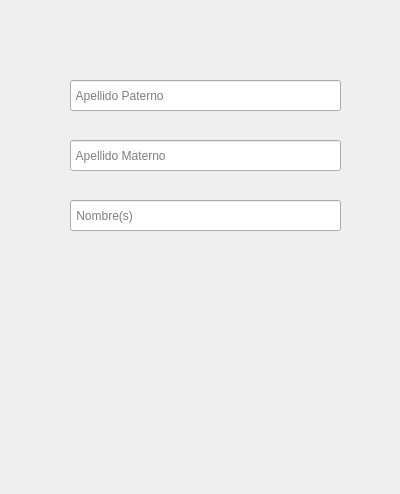
Old version of the form msc_tec_prog_activities/Act_4_1/MSC26_4_1_GARCIA_ALBERTO/ui/Create_Account_Window.ui in the repository B33THO/msc2026.
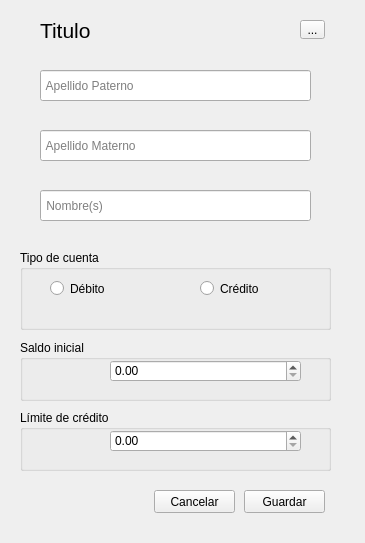
New version of the form. Icons and pictures are not drawn.

Commit message: init account service

What changed in the file:
```diff
--- a/msc_tec_prog_activities/Act_4_1/MSC26_4_1_GARCIA_ALBERTO/ui/Create_Account_Window.ui
+++ b/msc_tec_prog_activities/Act_4_1/MSC26_4_1_GARCIA_ALBERTO/ui/Create_Account_Window.ui
@@ -6,8 +6,8 @@
    <rect>
     <x>0</x>
     <y>0</y>
-    <width>400</width>
-    <height>494</height>
+    <width>365</width>
+    <height>543</height>
    </rect>
   </property>
   <property name="windowTitle">
@@ -16,8 +16,8 @@
   <widget class="QWidget" name="widget" native="true">
    <property name="geometry">
     <rect>
-     <x>50</x>
-     <y>60</y>
+     <x>20</x>
+     <y>50</y>
      <width>311</width>
      <height>181</height>
     </rect>
@@ -62,6 +62,160 @@
     </property>
    </widget>
   </widget>
+  <widget class="QGroupBox" name="groupBox">
+   <property name="geometry">
+    <rect>
+     <x>20</x>
+     <y>250</y>
+     <width>311</width>
+     <height>80</height>
+    </rect>
+   </property>
+   <property name="title">
+    <string>Tipo de cuenta</string>
+   </property>
+   <widget class="QRadioButton" name="rb_debit">
+    <property name="geometry">
+     <rect>
+      <x>30</x>
+      <y>30</y>
+      <width>121</width>
+      <height>17</height>
+     </rect>
+    </property>
+    <property name="text">
+     <string>Débito</string>
+    </property>
+   </widget>
+   <widget class="QRadioButton" name="rb_credit">
+    <property name="geometry">
+     <rect>
+      <x>180</x>
+      <y>30</y>
+      <width>111</width>
+      <height>17</height>
+     </rect>
+    </property>
+    <property name="text">
+     <string>Crédito</string>
+    </property>
+   </widget>
+  </widget>
+  <widget class="QGroupBox" name="groupBox_2">
+   <property name="geometry">
+    <rect>
+     <x>20</x>
+     <y>340</y>
+     <width>311</width>
+     <height>61</height>
+    </rect>
+   </property>
+   <property name="title">
+    <string>Saldo inicial</string>
+   </property>
+   <widget class="QDoubleSpinBox" name="dsb_balance">
+    <property name="geometry">
+     <rect>
+      <x>90</x>
+      <y>20</y>
+      <width>191</width>
+      <height>22</height>
+     </rect>
+    </property>
+   </widget>
+  </widget>
+  <widget class="QGroupBox" name="groupBox_3">
+   <property name="geometry">
+    <rect>
+     <x>20</x>
+     <y>410</y>
+     <width>311</width>
+     <height>61</height>
+    </rect>
+   </property>
+   <property name="title">
+    <string>Límite de crédito</string>
+   </property>
+   <widget class="QDoubleSpinBox" name="dsb_credit_limit">
+    <property name="geometry">
+     <rect>
+      <x>90</x>
+      <y>20</y>
+      <width>191</width>
+      <height>22</height>
+     </rect>
+    </property>
+   </widget>
+  </widget>
+  <widget class="QPushButton" name="btn_create">
+   <property name="geometry">
+    <rect>
+     <x>244</x>
+     <y>490</y>
+     <width>81</width>
+     <height>23</height>
+    </rect>
+   </property>
+   <property name="text">
+    <string>Guardar</string>
+   </property>
+   <property name="icon">
+    <iconset>
+     <normaloff>../icons/save_24dp_75FB4C.svg</normaloff>../icons/save_24dp_75FB4C.svg</iconset>
+   </property>
+  </widget>
+  <widget class="QPushButton" name="btn_cancel">
+   <property name="geometry">
+    <rect>
+     <x>154</x>
+     <y>490</y>
+     <width>81</width>
+     <height>23</height>
+    </rect>
+   </property>
+   <property name="text">
+    <string>Cancelar</string>
+   </property>
+   <property name="icon">
+    <iconset>
+     <normaloff>../icons/cancel_24dp.svg</normaloff>../icons/cancel_24dp.svg</iconset>
+   </property>
+  </widget>
+  <widget class="QToolButton" name="tbtn_clear_form">
+   <property name="geometry">
+    <rect>
+     <x>300</x>
+     <y>20</y>
+     <width>25</width>
+     <height>19</height>
+    </rect>
+   </property>
+   <property name="text">
+    <string>...</string>
+   </property>
+   <property name="icon">
+    <iconset>
+     <normaloff>../icons/ink_eraser_24dp.svg</normaloff>../icons/ink_eraser_24dp.svg</iconset>
+   </property>
+  </widget>
+  <widget class="QLabel" name="lb_title">
+   <property name="geometry">
+    <rect>
+     <x>40</x>
+     <y>20</y>
+     <width>201</width>
+     <height>20</height>
+    </rect>
+   </property>
+   <property name="font">
+    <font>
+     <pointsize>16</pointsize>
+    </font>
+   </property>
+   <property name="text">
+    <string>Titulo</string>
+   </property>
+  </widget>
  </widget>
  <resources/>
  <connections/>
```
Left out of the diff: 6 changed lines with no effect on the pictures. The commit also changes 9 other files.
